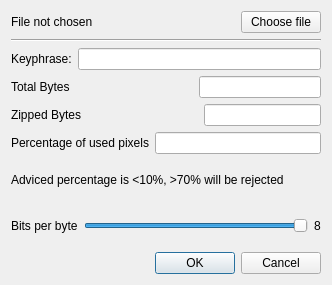
Qt form app/src/encryptdialog.ui (waleko/PictureCrypt) before a commit.
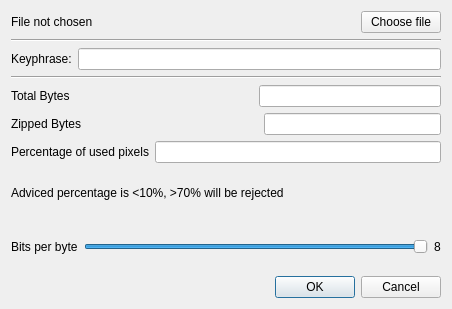
The same form after that commit. Icons and pictures are not drawn.

```diff
--- a/app/src/encryptdialog.ui
+++ b/app/src/encryptdialog.ui
@@ -6,8 +6,8 @@
    <rect>
     <x>0</x>
     <y>0</y>
-    <width>332</width>
-    <height>285</height>
+    <width>452</width>
+    <height>309</height>
    </rect>
   </property>
   <property name="windowTitle">
@@ -74,6 +74,13 @@
          </item>
         </layout>
        </item>
+       <item>
+        <widget class="Line" name="line_2">
+         <property name="orientation">
+          <enum>Qt::Horizontal</enum>
+         </property>
+        </widget>
+       </item>
        <item>
         <layout class="QVBoxLayout" name="verticalLayout">
          <item>
@@ -158,9 +165,15 @@
          </item>
          <item>
           <widget class="QLabel" name="label_7">
+           <property name="lineWidth">
+            <number>1</number>
+           </property>
            <property name="text">
             <string>Adviced percentage is &lt;10%, &gt;70% will be rejected</string>
            </property>
+           <property name="wordWrap">
+            <bool>true</bool>
+           </property>
           </widget>
          </item>
          <item>
```
Left out of the diff: 3 changed lines with no effect on the pictures.
